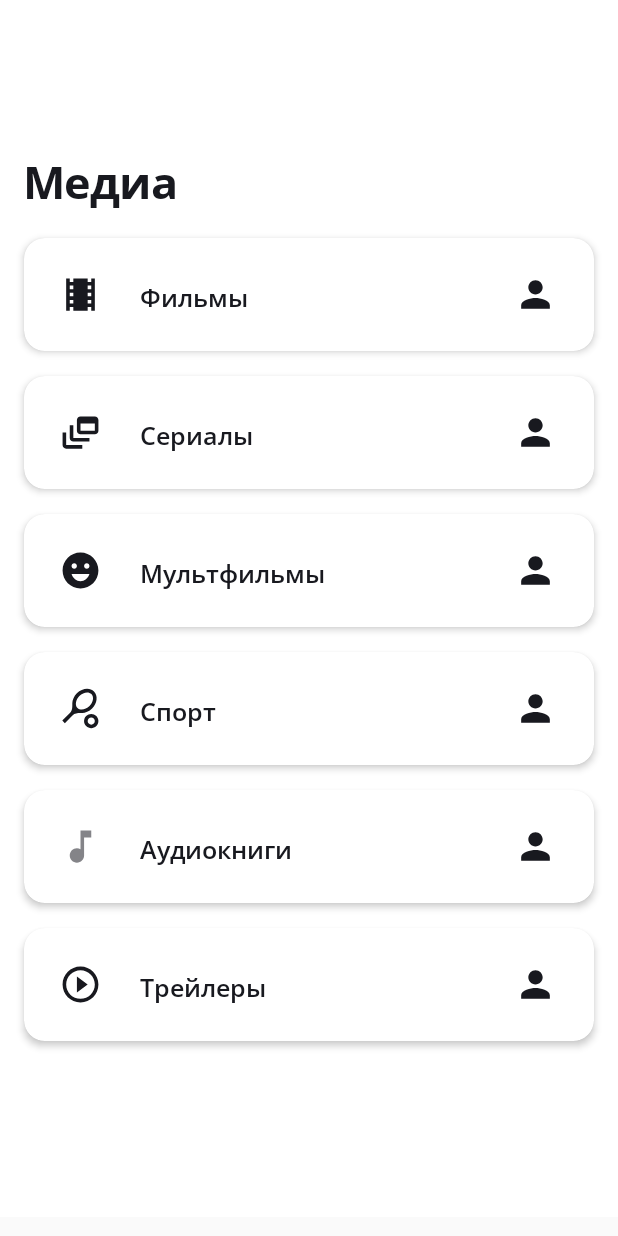
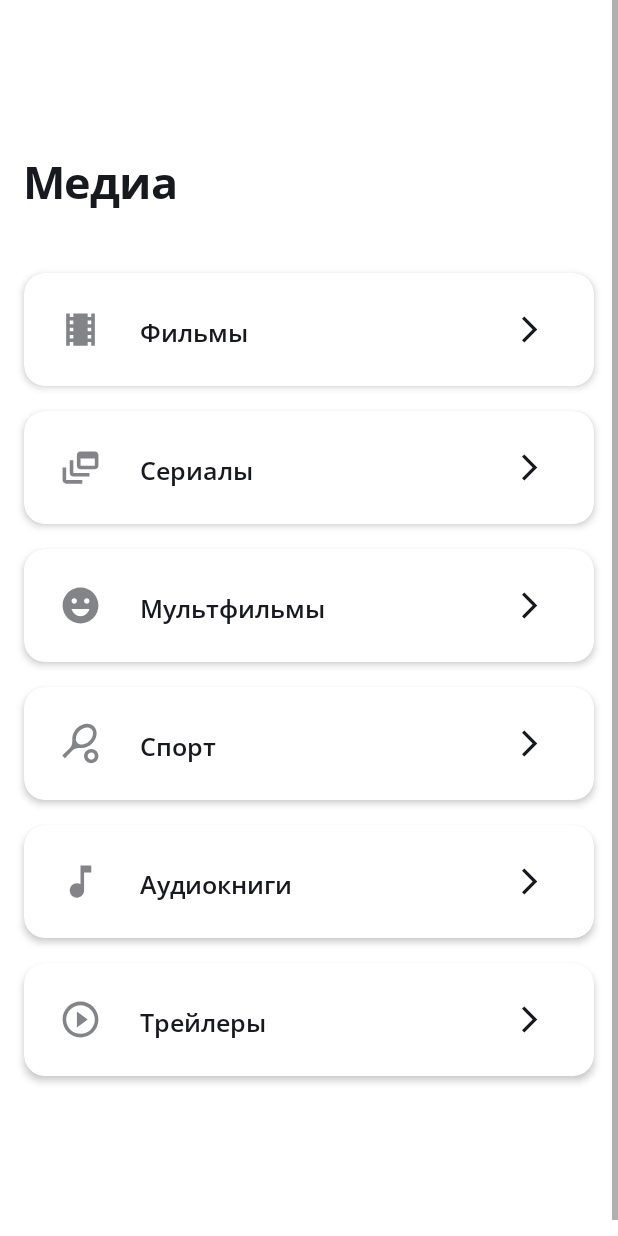
Before and after one commit to AndroidGoys/TvShowsAndroid, an Android app: the fragment MediaListFragment shown on its own in the app's theme, on a phone screen of 412 x 824 dp. Run offline under Robolectric (Android 15) with nearby library versions, the phone set to English and light mode, and no system bars.

Commit message:
MediaListFragment: Icon update

```diff
--- a/app/src/main/java/good/damn/tvlist/fragments/ui/main/pages/MediaListFragment.kt
+++ b/app/src/main/java/good/damn/tvlist/fragments/ui/main/pages/MediaListFragment.kt
@@ -8,10 +8,7 @@ import androidx.annotation.StringRes
 import good.damn.tvlist.App
 import good.damn.tvlist.R
 import good.damn.tvlist.extensions.boundsLinear
-import good.damn.tvlist.extensions.heightParams
-import good.damn.tvlist.extensions.setBackgroundColorId
 import good.damn.tvlist.fragments.IOSNavigationFragment
-import good.damn.tvlist.fragments.StackFragment
 import good.damn.tvlist.utils.ViewUtils
 import good.damn.tvlist.views.buttons.BigButtonView
 
@@ -63,6 +60,15 @@ class MediaListFragment
         )
 
         val interval = measureUnit * 0.04106f
+        val drawableArrow = App.drawable(
+            R.drawable.ic_arrow_forward
+        )
+
+        val buttonWidth = (measureUnit * 0.9227f).toInt()
+        val buttonHeight = (measureUnit * 0.18357f).toInt()
+
+        val cornerRadius = buttonHeight * 0.18421f
+        val elevation = buttonHeight * 0.04f
 
         for (i in categories.indices) {
             val it = categories[i]
@@ -73,7 +79,8 @@ class MediaListFragment
             button.textColor = textColor
             button.typeface = semibold
 
-            button.imageSizeFactor = 0.38486f
+            button.imageStartSizeFactor = 0.38486f
+            button.imageEndSizeFactor = 0.27684f
             button.textSizeFactor = 0.22368f
 
             button.imageStart = App.drawable(
@@ -84,25 +91,20 @@ class MediaListFragment
                 it.stringId
             )
 
-            button.imageEnd = App.drawable(
-                R.drawable.ic_person
-            )
+            button.imageEnd = drawableArrow
 
 
             button.boundsLinear(
                 Gravity.CENTER_HORIZONTAL,
-                width = (measureUnit * 0.9227f).toInt(),
-                height = (measureUnit * 0.18357f).toInt(),
+                width = buttonWidth,
+                height = buttonHeight,
                 top = interval,
                 bottom = if (i == categories.size-1)
                     interval else 0f
             )
 
-            button.radius = button
-                .heightParams() * 0.18421f
-
-            button.cardElevation = button
-                .heightParams() * 0.04f
+            button.radius = cornerRadius
+            button.cardElevation = elevation
 
             layout.addView(
                 button
@@ -112,6 +114,7 @@ class MediaListFragment
         layout.boundsLinear(
             width = -1,
             height = -1,
+            top = measureUnit * 0.05797f
         )
 
         return layout
--- a/app/src/main/java/good/damn/tvlist/views/buttons/BigButtonView.kt
+++ b/app/src/main/java/good/damn/tvlist/views/buttons/BigButtonView.kt
@@ -24,7 +24,8 @@ class BigButtonView(
             mPaint.typeface = v
         }
 
-    var imageSizeFactor = 0.5f
+    var imageStartSizeFactor = 0.5f
+    var imageEndSizeFactor = 0.2f
 
     var textSizeFactor: Float = 0.0f
         set(v) {
@@ -71,14 +72,14 @@ class BigButtonView(
         mTextX = width * 0.20418f
         mTextY = (height + mPaint.textSize) * 0.5f
 
-        val imageSize = (
-            height * imageSizeFactor
-        ).toInt()
+        (width * 0.0616f).toInt().let { leftMargin ->
+            val imageSize = (
+                height * imageStartSizeFactor
+                ).toInt()
 
-        val topMargin = ((height - imageSize) * 0.5f)
-            .toInt()
+            val topMargin = ((height - imageSize) * 0.5f)
+                .toInt()
 
-        (width * 0.0616f).toInt().let { leftMargin ->
             imageStart?.setBounds(
                 leftMargin,
                 topMargin,
@@ -88,6 +89,14 @@ class BigButtonView(
         }
 
         (width * 0.8613f).toInt().let { leftMargin ->
+
+            val imageSize = (
+                height * imageEndSizeFactor
+            ).toInt()
+
+            val topMargin = ((height - imageSize) * 0.5f)
+                .toInt()
+
             imageEnd?.setBounds(
                 leftMargin,
                 topMargin,
--- /dev/null
+++ b/app/src/main/res/drawable/ic_arrow_forward.xml
@@ -0,0 +1,11 @@
+<vector xmlns:android="http://schemas.android.com/apk/res/android"
+    android:autoMirrored="true"
+    android:height="24dp"
+    android:viewportHeight="24"
+    android:viewportWidth="24"
+    android:width="24dp">
+
+    <path android:fillColor="@color/accentColor"
+        android:pathData="M6.23,20.23l1.77,1.77l10,-10l-10,-10l-1.77,1.77l8.23,8.23z"/>
+
+</vector>
--- a/app/src/main/res/drawable/ic_cartoons.xml
+++ b/app/src/main/res/drawable/ic_cartoons.xml
@@ -4,7 +4,7 @@
     android:viewportWidth="24"
     android:width="24dp">
 
-    <path android:fillColor="@color/baseIcon"
+    <path android:fillColor="@color/mediaIcon"
         android:pathData="M11.99,2C6.47,2 2,6.48 2,12c0,5.52 4.47,10 9.99,10C17.52,22 22,17.52 22,12C22,6.48 17.52,2 11.99,2zM8.5,8C9.33,8 10,8.67 10,9.5S9.33,11 8.5,11S7,10.33 7,9.5S7.67,8 8.5,8zM12,18c-2.28,0 -4.22,-1.66 -5,-4h10C16.22,16.34 14.28,18 12,18zM15.5,11c-0.83,0 -1.5,-0.67 -1.5,-1.5S14.67,8 15.5,8S17,8.67 17,9.5S16.33,11 15.5,11z"/>
 
 </vector>
--- a/app/src/main/res/drawable/ic_films.xml
+++ b/app/src/main/res/drawable/ic_films.xml
@@ -4,7 +4,7 @@
     android:viewportWidth="24"
     android:width="24dp">
 
-    <path android:fillColor="@color/baseIcon"
+    <path android:fillColor="@color/mediaIcon"
         android:pathData="M18,3v2h-2L16,3L8,3v2L6,5L6,3L4,3v18h2v-2h2v2h8v-2h2v2h2L20,3h-2zM8,17L6,17v-2h2v2zM8,13L6,13v-2h2v2zM8,9L6,9L6,7h2v2zM18,17h-2v-2h2v2zM18,13h-2v-2h2v2zM18,9h-2L16,7h2v2z"/>
 
 </vector>
--- a/app/src/main/res/drawable/ic_series.xml
+++ b/app/src/main/res/drawable/ic_series.xml
@@ -4,13 +4,13 @@
     android:viewportWidth="24"
     android:width="24dp">
 
-    <path android:fillColor="@color/baseIcon"
+    <path android:fillColor="@color/mediaIcon"
         android:pathData="M8,8H6v7c0,1.1 0.9,2 2,2h9v-2H8V8z"/>
 
-    <path android:fillColor="@color/baseIcon"
+    <path android:fillColor="@color/mediaIcon"
         android:pathData="M20,3h-8c-1.1,0 -2,0.9 -2,2v6c0,1.1 0.9,2 2,2h8c1.1,0 2,-0.9 2,-2V5C22,3.9 21.1,3 20,3zM20,11h-8V7h8V11z"/>
 
-    <path android:fillColor="@color/baseIcon"
+    <path android:fillColor="@color/mediaIcon"
         android:pathData="M4,12H2v7c0,1.1 0.9,2 2,2h9v-2H4V12z"/>
 
 </vector>
--- a/app/src/main/res/drawable/ic_sport.xml
+++ b/app/src/main/res/drawable/ic_sport.xml
@@ -4,10 +4,10 @@
     android:viewportWidth="24"
     android:width="24dp">
 
-    <path android:fillColor="@color/baseIcon"
+    <path android:fillColor="@color/mediaIcon"
         android:pathData="M19.52,2.49c-2.34,-2.34 -6.62,-1.87 -9.55,1.06c-1.6,1.6 -2.52,3.87 -2.54,5.46c-0.02,1.58 0.26,3.89 -1.35,5.5l-4.24,4.24l1.42,1.42l4.24,-4.24c1.61,-1.61 3.92,-1.33 5.5,-1.35s3.86,-0.94 5.46,-2.54C21.38,9.11 21.86,4.83 19.52,2.49zM10.32,11.68c-1.53,-1.53 -1.05,-4.61 1.06,-6.72s5.18,-2.59 6.72,-1.06c1.53,1.53 1.05,4.61 -1.06,6.72S11.86,13.21 10.32,11.68z"/>
 
-    <path android:fillColor="@color/baseIcon"
+    <path android:fillColor="@color/mediaIcon"
         android:pathData="M18,17c0.53,0 1.04,0.21 1.41,0.59c0.78,0.78 0.78,2.05 0,2.83C19.04,20.79 18.53,21 18,21s-1.04,-0.21 -1.41,-0.59c-0.78,-0.78 -0.78,-2.05 0,-2.83C16.96,17.21 17.47,17 18,17M18,15c-1.02,0 -2.05,0.39 -2.83,1.17c-1.56,1.56 -1.56,4.09 0,5.66C15.95,22.61 16.98,23 18,23s2.05,-0.39 2.83,-1.17c1.56,-1.56 1.56,-4.09 0,-5.66C20.05,15.39 19.02,15 18,15L18,15z"/>
 
 </vector>
--- a/app/src/main/res/drawable/ic_trailers.xml
+++ b/app/src/main/res/drawable/ic_trailers.xml
@@ -4,7 +4,7 @@
     android:viewportWidth="24"
     android:width="24dp">
 
-    <path android:fillColor="@color/baseIcon"
+    <path android:fillColor="@color/mediaIcon"
         android:pathData="M10,16.5l6,-4.5 -6,-4.5v9zM12,2C6.48,2 2,6.48 2,12s4.48,10 10,10 10,-4.48 10,-10S17.52,2 12,2zM12,20c-4.41,0 -8,-3.59 -8,-8s3.59,-8 8,-8 8,3.59 8,8 -3.59,8 -8,8z"/>
 
 </vector>
```
